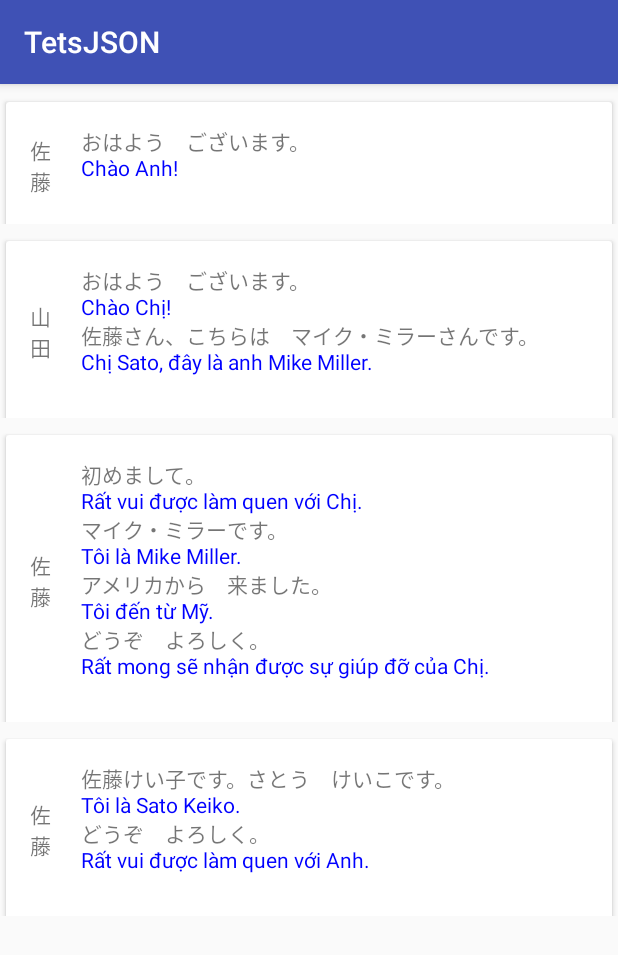
After one commit to nguyenvquang/nhat-ngu, an Android app: the HoiThoaiActivity screen opened directly, with no data from a screen before it, on a phone screen of 412 x 824 dp. The commit adds this screen. Shown: the top 955 px of the screen. Run offline under Robolectric (Android 15) with nearby library versions, the phone set to English and light mode, and no system bars.

Commit message:
10/10/2016 17:20:30

```diff
--- a/TetsJSON/app/src/main/AndroidManifest.xml
+++ b/TetsJSON/app/src/main/AndroidManifest.xml
@@ -15,7 +15,8 @@
                 <category android:name="android.intent.category.LAUNCHER" />
             </intent-filter>
         </activity>
-        <activity android:name=".NguPhapActivity"></activity>
+        <activity android:name=".NguPhapActivity" />
+        <activity android:name=".HoiThoaiActivity"></activity>
     </application>
 
 </manifest>
--- a/TetsJSON/app/src/main/assets/bai1.txt
+++ b/TetsJSON/app/src/main/assets/bai1.txt
@@ -323,7 +323,7 @@
 					]
 				},
 				{
-					"nhan_vat":"", "noi_dung":[
+					"nhan_vat":"佐　藤", "noi_dung":[
 						{ "viet_cau":"  初めまして。", "dich_cau":"Rất vui được làm quen với Chị."},
 						{"viet_cau":"マイク・ミラーです。", "dich_cau":"Tôi là Mike Miller."},
 						{"viet_cau":"  アメリカから　来ました。", "dich_cau":"Tôi đến từ Mỹ."},
@@ -331,7 +331,7 @@
 					]
 				},
 				{
-					"nhan_vat":" 佐　藤", "noi_dung":[
+					"nhan_vat":"佐　藤", "noi_dung":[
 						{ "viet_cau":"佐藤けい子です。さとう　けいこです。", "dich_cau":"Tôi là Sato Keiko."},
 						{"viet_cau":" どうぞ　よろしく。", "dich_cau":"Rất vui được làm quen với Anh."}
 					]
--- /dev/null
+++ b/TetsJSON/app/src/main/java/com/example/quang/tetsjson/HoiThoai.java
@@ -0,0 +1,34 @@
+package com.example.quang.tetsjson;
+
+import java.util.ArrayList;
+import java.util.List;
+
+/**
+ * Created by Quang on 10/10/2016.
+ */
+public class HoiThoai {
+
+    private String nhanVat;
+    private List<ViDu> noiDungs;
+
+    public HoiThoai() {
+        nhanVat = "";
+        noiDungs = new ArrayList<>();
+    }
+
+    public String getNhanVat() {
+        return nhanVat;
+    }
+
+    public void setNhanVat(String nhanVat) {
+        this.nhanVat = nhanVat;
+    }
+
+    public List<ViDu> getNoiDungs() {
+        return noiDungs;
+    }
+
+    public void setNoiDungs(List<ViDu> noiDungs) {
+        this.noiDungs = noiDungs;
+    }
+}
--- /dev/null
+++ b/TetsJSON/app/src/main/java/com/example/quang/tetsjson/HoiThoaiActivity.java
@@ -0,0 +1,17 @@
+package com.example.quang.tetsjson;
+
+import android.support.v7.app.AppCompatActivity;
+import android.os.Bundle;
+import android.widget.ListView;
+
+public class HoiThoaiActivity extends AppCompatActivity {
+
+    @Override
+    protected void onCreate(Bundle savedInstanceState) {
+        super.onCreate(savedInstanceState);
+        setContentView(R.layout.activity_hoi_thoai);
+        ListView lv = (ListView)findViewById(R.id.listView);
+        lv.setAdapter(new HoiThoaiAdapter(this));
+
+    }
+}
--- /dev/null
+++ b/TetsJSON/app/src/main/java/com/example/quang/tetsjson/HoiThoaiAdapter.java
@@ -0,0 +1,124 @@
+package com.example.quang.tetsjson;
+
+import android.content.Context;
+import android.text.Html;
+import android.util.Log;
+import android.view.LayoutInflater;
+import android.view.View;
+import android.view.ViewGroup;
+import android.widget.BaseAdapter;
+import android.widget.TextView;
+
+import org.json.JSONArray;
+import org.json.JSONObject;
+
+import java.io.InputStream;
+import java.io.InputStreamReader;
+import java.util.ArrayList;
+import java.util.List;
+
+/**
+ * Created by Quang on 10/10/2016.
+ */
+public class HoiThoaiAdapter extends BaseAdapter {
+
+    private Context mContext;
+    private List<HoiThoai> mData;
+
+    public HoiThoaiAdapter(Context mContext) {
+        this.mContext = mContext;
+        this.mData = new ArrayList<>();
+        load();
+
+    }
+
+    @Override
+    public int getCount() {
+        return mData.size();
+    }
+
+    @Override
+    public Object getItem(int i) {
+        return mData.get(i);
+    }
+
+    @Override
+    public long getItemId(int i) {
+        return i;
+    }
+
+    @Override
+    public View getView(int i, View view, ViewGroup viewGroup) {
+        ViewHoler vh = null;
+        if (view == null) {
+            view = LayoutInflater.from(mContext).inflate(R.layout.item_hoi_thoai, null);
+            vh = new ViewHoler(view);
+            view.setTag(vh);
+        } else {
+            vh = (ViewHoler)view.getTag();
+        }
+        HoiThoai ht = mData.get(i);
+        vh.nhanVatTextView.setText(ht.getNhanVat());
+        String text = "";
+        for (int k = 0; k < ht.getNoiDungs().size(); k++) {
+            text += ht.getNoiDungs().get(k).getVietCau() + "<br/>";
+            text += "<font color='blue'>"+ ht.getNoiDungs().get(k).getDichCau() + "</font>" + "<br/>";
+        }
+        vh.noiDungTextView.setText(Html.fromHtml(text));
+
+        return view;
+    }
+
+    private void load() {
+        try {
+            InputStream is = mContext.getAssets().open("bai1.txt");
+            String text = "";
+            char[] charRead = new char[4096];
+            InputStreamReader isr = new InputStreamReader(is);
+            int length = 0;
+
+            while ((length = isr.read(charRead)) > -1) {
+                String cp = String.copyValueOf(charRead, 0, length);
+                text += cp;
+                charRead = new char[4096];
+//                Log.i("txt", cp);
+            }
+            isr.close();
+            JSONObject rootJsonObject = new JSONObject(text);
+            JSONObject noiDung = rootJsonObject.getJSONObject("noi_dung");
+            JSONArray hoiThoais = noiDung.getJSONArray("hoi_thoai");
+            for (int i = 0; i < hoiThoais.length(); i++) {
+                JSONObject oi = hoiThoais.getJSONObject(i);
+
+               HoiThoai ht = new HoiThoai();
+
+                ht.setNhanVat(oi.getString("nhan_vat"));
+
+                JSONArray nds = oi.getJSONArray("noi_dung");
+//                Log.i("ss", "" + nds.length());
+                for (int k = 0; k < nds.length(); k++) {
+                    JSONObject ok = nds.getJSONObject(k);
+                    ViDu vd = new ViDu();
+                    vd.setVietCau(ok.getString("viet_cau"));
+                    vd.setDichCau(ok.getString("dich_cau"));
+                    ht.getNoiDungs().add(vd);
+                }
+                mData.add(ht);
+                notifyDataSetChanged();
+            }
+        } catch (Exception e) {
+            e.printStackTrace();
+        }
+    }
+
+    private class ViewHoler {
+        TextView nhanVatTextView;
+        TextView noiDungTextView;
+
+        ViewHoler(View v) {
+            nhanVatTextView = (TextView)v.findViewById(R.id.tvNhanVat);
+            noiDungTextView = (TextView)v.findViewById(R.id.tvNoiDung);
+
+        }
+    }
+}
--- a/TetsJSON/app/src/main/java/com/example/quang/tetsjson/MainActivity.java
+++ b/TetsJSON/app/src/main/java/com/example/quang/tetsjson/MainActivity.java
@@ -4,6 +4,7 @@ import android.content.Intent;
 import android.support.v7.app.AppCompatActivity;
 import android.os.Bundle;
 import android.util.Log;
+import android.view.View;
 import android.widget.TextView;
 
 import java.io.InputStream;
@@ -36,6 +37,14 @@ public class MainActivity extends AppCompatActivity {
 //        } catch (Exception e) {
 //            e.printStackTrace();
 //        }
+
+    }
+
+    public void nguPhapOnClick(View v) {
         startActivity(new Intent(MainActivity.this, NguPhapActivity.class));
     }
+
+    public void hoiThoaiOnClick(View v) {
+        startActivity(new Intent(MainActivity.this, HoiThoaiActivity.class));
+    }
 }
--- /dev/null
+++ b/TetsJSON/app/src/main/res/layout/activity_hoi_thoai.xml
@@ -0,0 +1,21 @@
+<?xml version="1.0" encoding="utf-8"?>
+<RelativeLayout xmlns:android="http://schemas.android.com/apk/res/android"
+    xmlns:tools="http://schemas.android.com/tools"
+    android:layout_width="match_parent"
+    android:layout_height="match_parent"
+    tools:context="com.example.quang.tetsjson.HoiThoaiActivity">
+
+    <LinearLayout
+        android:layout_width="match_parent"
+        android:layout_height="match_parent"
+        android:orientation="vertical">
+
+        <ListView
+            android:id="@+id/listView"
+            android:layout_width="match_parent"
+            android:layout_height="match_parent"
+            android:divider="@android:color/transparent"
+            android:dividerHeight="0dp"></ListView>
+    </LinearLayout>
+
+</RelativeLayout>
--- a/TetsJSON/app/src/main/res/layout/activity_main.xml
+++ b/TetsJSON/app/src/main/res/layout/activity_main.xml
@@ -14,11 +14,19 @@
         android:layout_height="match_parent"
         android:orientation="vertical">
 
-        <TextView
-            android:id="@+id/tv"
-            android:layout_width="wrap_content"
+      <Button
+          android:layout_width="match_parent"
+          android:layout_height="wrap_content"
+          android:text="Ngu phap"
+          android:onClick="nguPhapOnClick"
+          />
+
+        <Button
+            android:layout_width="match_parent"
             android:layout_height="wrap_content"
-            android:text="Hello World!" />
+            android:text="Hoi thoai"
+            android:onClick="hoiThoaiOnClick"
+            />
     </LinearLayout>
 
 </ScrollView>
--- /dev/null
+++ b/TetsJSON/app/src/main/res/layout/item_hoi_thoai.xml
@@ -0,0 +1,39 @@
+<?xml version="1.0" encoding="utf-8"?>
+<LinearLayout xmlns:android="http://schemas.android.com/apk/res/android"
+    android:orientation="horizontal" android:layout_width="match_parent"
+    android:layout_height="match_parent"
+    android:gravity="center_vertical">
+
+   <android.support.v7.widget.CardView
+       android:layout_width="match_parent"
+       android:layout_height="match_parent"
+       android:layout_marginTop="8dp"
+       android:layout_marginLeft="4dp"
+       android:layout_marginRight="4dp">
+       <LinearLayout
+           android:layout_width="match_parent"
+           android:layout_height="match_parent"
+           android:gravity="center_vertical">
+
+           <TextView
+               android:id="@+id/tvNhanVat"
+               android:layout_width="50dp"
+               android:layout_height="wrap_content"
+               android:text="A"
+               android:padding="16dp"
+               />
+
+           <TextView
+               android:id="@+id/tvNoiDung"
+               android:layout_width="match_parent"
+               android:layout_height="wrap_content"
+               android:paddingTop="16dp"
+               android:paddingRight="16dp"
+               android:paddingBottom="16dp"
+               android:text="a"
+               />
+
+       </LinearLayout>
+   </android.support.v7.widget.CardView>
+
+</LinearLayout>
```
